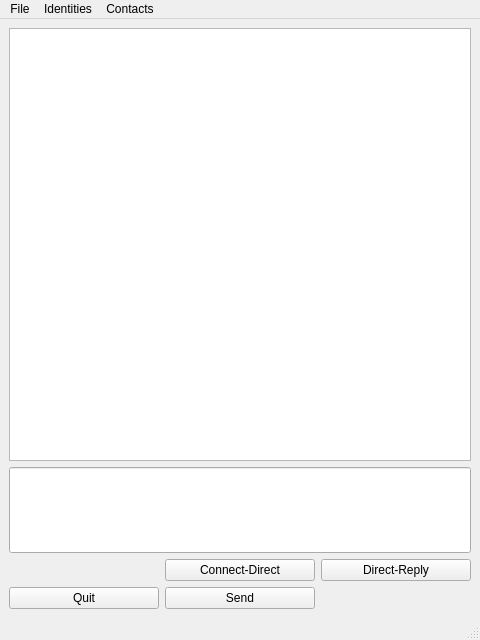
First picture: the form in ui/dchat.ui, repository berndhs/egalite, before the edit.
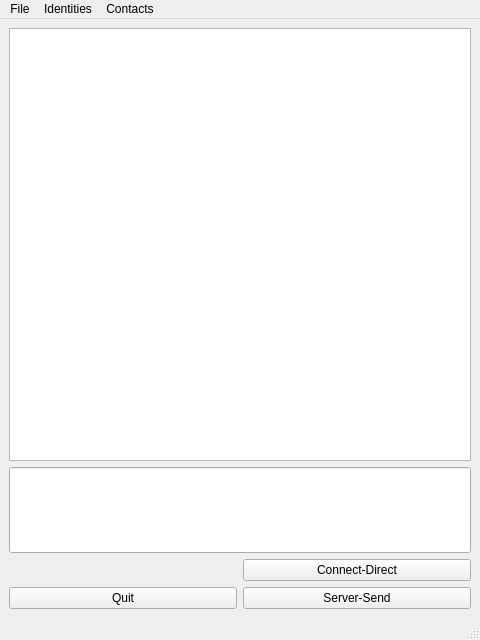
Second picture: the form after the edit. Icons and pictures are not drawn.

```diff
--- a/ui/dchat.ui
+++ b/ui/dchat.ui
@@ -48,13 +48,6 @@
         </property>
        </widget>
       </item>
-      <item row="0" column="2">
-       <widget class="QPushButton" name="replyDirectButton">
-        <property name="text">
-         <string>Direct-Reply</string>
-        </property>
-       </widget>
-      </item>
       <item row="1" column="0">
        <widget class="QPushButton" name="quitButton">
         <property name="text">
@@ -65,7 +58,7 @@
       <item row="1" column="1">
        <widget class="QPushButton" name="sendButton">
         <property name="text">
-         <string>Send</string>
+         <string>Server-Send</string>
         </property>
        </widget>
       </item>
```
